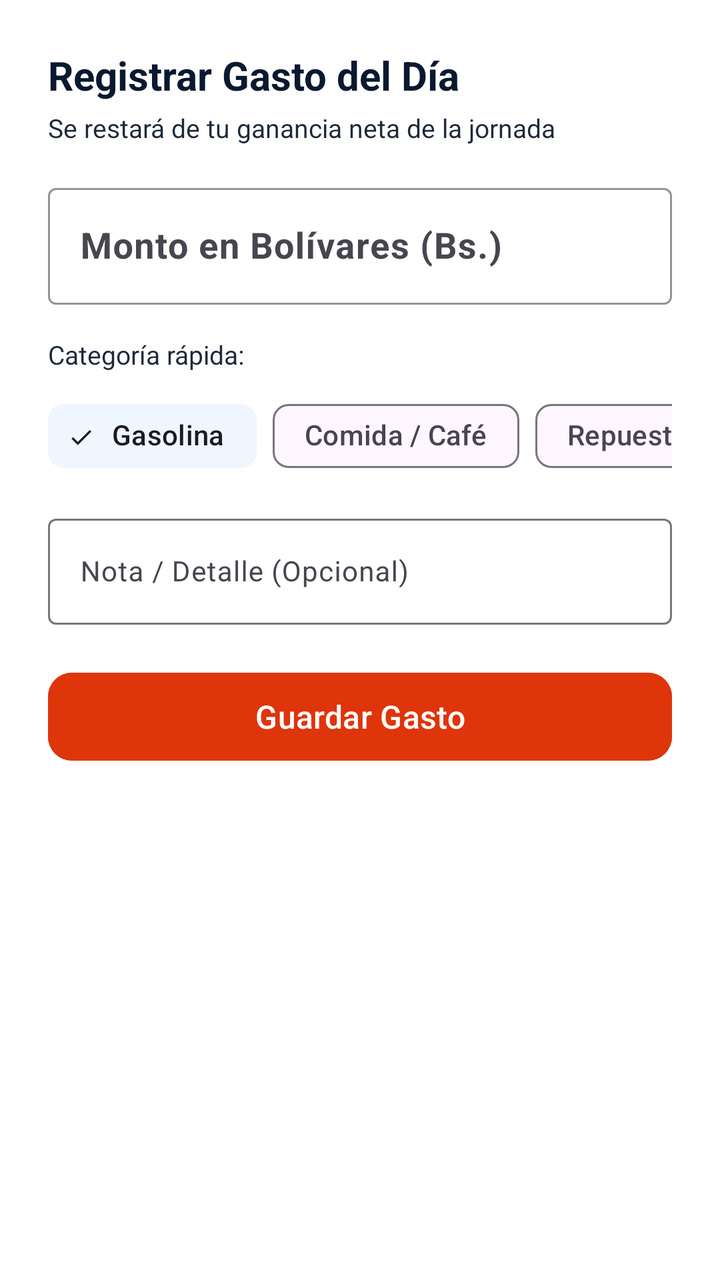
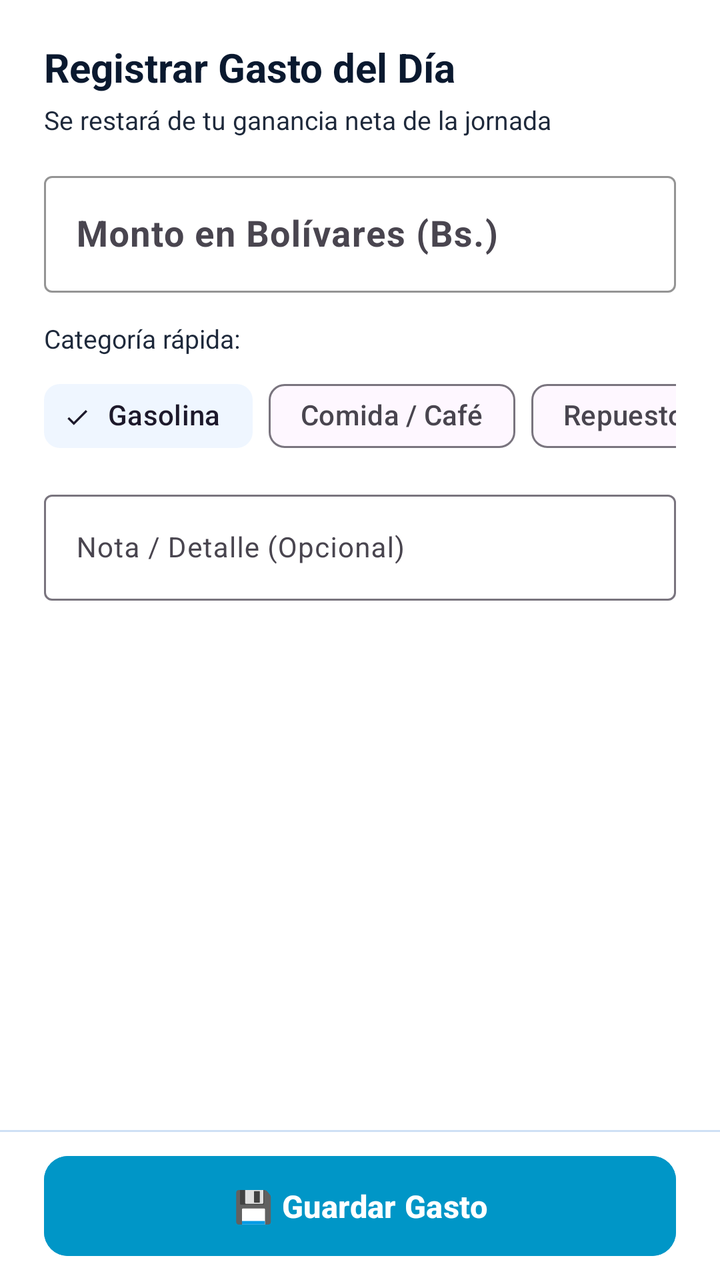

Screens rendered from an Android XML layout before and after an edit, with the pre-edit source and the edit as a unified diff.
<!-- AndroidManifest.xml: application theme Theme.Zeasy -->
<!-- res/layout/dialog_add_expense.xml -->
<?xml version="1.0" encoding="utf-8"?>
<LinearLayout xmlns:android="http://schemas.android.com/apk/res/android"
    xmlns:app="http://schemas.android.com/apk/res-auto"
    android:layout_width="match_parent"
    android:layout_height="wrap_content"
    android:orientation="vertical"
    android:padding="24dp"
    android:background="@color/surface">

    <TextView
        android:layout_width="wrap_content"
        android:layout_height="wrap_content"
        android:text="Registrar Gasto del Día"
        android:textStyle="bold"
        android:textColor="@color/text_primary"
        android:textSize="20sp" />

    <TextView
        android:layout_width="wrap_content"
        android:layout_height="wrap_content"
        android:layout_marginTop="4dp"
        android:text="Se restará de tu ganancia neta de la jornada"
        android:textColor="@color/text_secondary"
        android:textSize="13sp" />

    <com.google.android.material.textfield.TextInputLayout
        android:id="@+id/tilExpenseAmount"
        android:layout_width="match_parent"
        android:layout_height="wrap_content"
        android:layout_marginTop="16dp"
        android:hint="Monto en Bolívares (Bs.)"
        app:boxStrokeColor="@color/expense_red"
        app:hintTextColor="@color/expense_red">

        <com.google.android.material.textfield.TextInputEditText
            android:id="@+id/etExpenseAmount"
            android:layout_width="match_parent"
            android:layout_height="wrap_content"
            android:inputType="numberDecimal"
            android:textSize="18sp"
            android:textStyle="bold" />
    </com.google.android.material.textfield.TextInputLayout>

    <TextView
        android:layout_width="wrap_content"
        android:layout_height="wrap_content"
        android:layout_marginTop="16dp"
        android:text="Categoría rápida:"
        android:textColor="@color/text_secondary"
        android:textSize="13sp" />

    <HorizontalScrollView
        android:layout_width="match_parent"
        android:layout_height="wrap_content"
        android:layout_marginTop="8dp"
        android:scrollbars="none">

        <com.google.android.material.chip.ChipGroup
            android:id="@+id/chipGroupCategory"
            android:layout_width="wrap_content"
            android:layout_height="wrap_content"
            app:singleSelection="true">

            <com.google.android.material.chip.Chip
                android:id="@+id/chipGasolina"
                android:layout_width="wrap_content"
                android:layout_height="wrap_content"
                android:text="Gasolina"
                android:checked="true"
                style="@style/Widget.Material3.Chip.Filter" />

            <com.google.android.material.chip.Chip
                android:id="@+id/chipAlmuerzo"
                android:layout_width="wrap_content"
                android:layout_height="wrap_content"
                android:text="Comida / Café"
                style="@style/Widget.Material3.Chip.Filter" />

            <com.google.android.material.chip.Chip
                android:id="@+id/chipRepuesto"
                android:layout_width="wrap_content"
                android:layout_height="wrap_content"
                android:text="Repuesto / Taller"
                style="@style/Widget.Material3.Chip.Filter" />

            <com.google.android.material.chip.Chip
                android:id="@+id/chipOtro"
                android:layout_width="wrap_content"
                android:layout_height="wrap_content"
                android:text="Otro"
                style="@style/Widget.Material3.Chip.Filter" />
        </com.google.android.material.chip.ChipGroup>
    </HorizontalScrollView>

    <com.google.android.material.textfield.TextInputLayout
        android:layout_width="match_parent"
        android:layout_height="wrap_content"
        android:layout_marginTop="12dp"
        android:hint="Nota / Detalle (Opcional)">

        <com.google.android.material.textfield.TextInputEditText
            android:id="@+id/etExpenseNote"
            android:layout_width="match_parent"
            android:layout_height="wrap_content"
            android:textSize="14sp" />
    </com.google.android.material.textfield.TextInputLayout>

    <com.google.android.material.button.MaterialButton
        android:id="@+id/btnSaveExpense"
        android:layout_width="match_parent"
        android:layout_height="52dp"
        android:layout_marginTop="20dp"
        android:text="Guardar Gasto"
        android:textSize="16sp"
        app:cornerRadius="12dp"
        android:backgroundTint="@color/expense_red"
        android:textColor="@color/white" />

</LinearLayout>
<!-- resources referenced by this layout -->
<resources>
  <color name="expense_red">#DE350B</color>
  <color name="surface">#FFFFFF</color>
  <color name="text_primary">#0A192F</color>
  <color name="text_secondary">#1E293B</color>
  <color name="white">#FFFFFF</color>
  <style name="Theme.Zeasy" parent="Theme.Material3.DayNight.NoActionBar">
          
          <item name="colorPrimary">@color/accent_green</item>
          <item name="colorPrimaryContainer">@color/accent_green_bg</item>
          <item name="colorOnPrimary">@color/white</item>
          <item name="colorSecondary">@color/accent_blue</item>
          <item name="colorSecondaryContainer">@color/accent_blue_bg</item>
  
          
          <item name="android:colorBackground">@color/background</item>
  
          
          <item name="android:textColor">@color/text_primary</item>
  
          
          <item name="bottomNavigationStyle">@style/Widget.Zeasy.BottomNavigationView</item>
      </style>
  <color name="accent_green">#00875A</color>
  <color name="accent_green_bg">#E3FCEF</color>
  <color name="accent_blue">#0052FF</color>
  <color name="accent_blue_bg">#EFF6FF</color>
  <color name="background">#F4F8FC</color>
  <style name="Widget.Zeasy.BottomNavigationView" parent="Widget.Material3.BottomNavigationView">
          <item name="itemRippleColor">@color/accent_green_bg</item>
          <item name="android:background">@color/surface</item>
          <item name="itemIconTint">@color/nav_selector</item>
          <item name="itemTextColor">@color/nav_selector</item>
      </style>
</resources>

<!-- the commit's change to res/layout/dialog_add_expense.xml (unified diff, before → after) -->
@@ -4,116 +4,153 @@
     android:layout_width="match_parent"
     android:layout_height="wrap_content"
     android:orientation="vertical"
-    android:padding="24dp"
     android:background="@color/surface">
 
-    <TextView
-        android:layout_width="wrap_content"
-        android:layout_height="wrap_content"
-        android:text="Registrar Gasto del Día"
-        android:textStyle="bold"
-        android:textColor="@color/text_primary"
-        android:textSize="20sp" />
+    <androidx.core.widget.NestedScrollView
+        android:layout_width="match_parent"
+        android:layout_height="0dp"
+        android:layout_weight="1"
+        android:fillViewport="true">
 
-    <TextView
-        android:layout_width="wrap_content"
-        android:layout_height="wrap_content"
-        android:layout_marginTop="4dp"
-        android:text="Se restará de tu ganancia neta de la jornada"
-        android:textColor="@color/text_secondary"
-        android:textSize="13sp" />
+        <LinearLayout
+            android:layout_width="match_parent"
+            android:layout_height="wrap_content"
+            android:orientation="vertical"
+            android:paddingHorizontal="22dp"
+            android:paddingTop="20dp"
+            android:paddingBottom="12dp">
 
-    <com.google.android.material.textfield.TextInputLayout
-        android:id="@+id/tilExpenseAmount"
+            <TextView
+                android:layout_width="wrap_content"
+                android:layout_height="wrap_content"
+                android:text="Registrar Gasto del Día"
+                android:textStyle="bold"
+                android:textColor="@color/text_primary"
+                android:textSize="20sp" />
+
+            <TextView
+                android:layout_width="wrap_content"
+                android:layout_height="wrap_content"
+                android:layout_marginTop="4dp"
+                android:text="Se restará de tu ganancia neta de la jornada"
+                android:textColor="@color/text_secondary"
+                android:textSize="13sp" />
+
+            <com.google.android.material.textfield.TextInputLayout
+                android:id="@+id/tilExpenseAmount"
+                android:layout_width="match_parent"
+                android:layout_height="wrap_content"
+                android:layout_marginTop="14dp"
+                android:hint="Monto en Bolívares (Bs.)"
+                app:boxStrokeColor="@color/expense_red"
+                app:hintTextColor="@color/expense_red">
+
+                <com.google.android.material.textfield.TextInputEditText
+                    android:id="@+id/etExpenseAmount"
+                    android:layout_width="match_parent"
+                    android:layout_height="wrap_content"
+                    android:inputType="numberDecimal"
+                    android:imeOptions="actionNext"
+                    android:textSize="18sp"
+                    android:textStyle="bold" />
+            </com.google.android.material.textfield.TextInputLayout>
+
+            <TextView
+                android:layout_width="wrap_content"
+                android:layout_height="wrap_content"
+                android:layout_marginTop="14dp"
+                android:text="Categoría rápida:"
+                android:textColor="@color/text_secondary"
+                android:textSize="13sp" />
+
+            <HorizontalScrollView
+                android:layout_width="match_parent"
+                android:layout_height="wrap_content"
+                android:layout_marginTop="6dp"
+                android:scrollbars="none">
+
+                <com.google.android.material.chip.ChipGroup
+                    android:id="@+id/chipGroupCategory"
+                    android:layout_width="wrap_content"
+                    android:layout_height="wrap_content"
+                    app:singleSelection="true">
+
+                    <com.google.android.material.chip.Chip
+                        android:id="@+id/chipGasolina"
+                        android:layout_width="wrap_content"
+                        android:layout_height="wrap_content"
+                        android:text="Gasolina"
+                        android:checked="true"
+                        style="@style/Widget.Material3.Chip.Filter" />
+
+                    <com.google.android.material.chip.Chip
+                        android:id="@+id/chipAlmuerzo"
+                        android:layout_width="wrap_content"
+                        android:layout_height="wrap_content"
+                        android:text="Comida / Café"
+                        style="@style/Widget.Material3.Chip.Filter" />
+
+                    <com.google.android.material.chip.Chip
+                        android:id="@+id/chipRepuesto"
+                        android:layout_width="wrap_content"
+                        android:layout_height="wrap_content"
+                        android:text="Repuesto / Taller"
+                        style="@style/Widget.Material3.Chip.Filter" />
+
+                    <com.google.android.material.chip.Chip
+                        android:id="@+id/chipOtro"
+                        android:layout_width="wrap_content"
+                        android:layout_height="wrap_content"
+                        android:text="Otro"
+                        style="@style/Widget.Material3.Chip.Filter" />
+                </com.google.android.material.chip.ChipGroup>
+            </HorizontalScrollView>
+
+            <com.google.android.material.textfield.TextInputLayout
+                android:layout_width="match_parent"
+                android:layout_height="wrap_content"
+                android:layout_marginTop="10dp"
+                android:hint="Nota / Detalle (Opcional)">
+
+                <com.google.android.material.textfield.TextInputEditText
+                    android:id="@+id/etExpenseNote"
+                    android:layout_width="match_parent"
+                    android:layout_height="wrap_content"
+                    android:imeOptions="actionDone"
+                    android:textSize="14sp" />
+            </com.google.android.material.textfield.TextInputLayout>
+        </LinearLayout>
+    </androidx.core.widget.NestedScrollView>
+
+    <View
+        android:layout_width="match_parent"
+        android:layout_height="1dp"
+        android:background="@color/border" />
+
+    
+    <LinearLayout
         android:layout_width="match_parent"
         android:layout_height="wrap_content"
-        android:layout_marginTop="16dp"
-        android:hint="Monto en Bolívares (Bs.)"
-        app:boxStrokeColor="@color/expense_red"
-        app:hintTextColor="@color/expense_red">
+        android:orientation="horizontal"
+        android:paddingHorizontal="22dp"
+        android:paddingVertical="12dp"
+        android:background="@color/surface">
 
-        <com.google.android.material.textfield.TextInputEditText
-            android:id="@+id/etExpenseAmount"
+        <com.google.android.material.button.MaterialButton
+            android:id="@+id/btnSaveExpense"
             android:layout_width="match_parent"
-            android:layout_height="wrap_content"
-            android:inputType="numberDecimal"
-            android:textSize="18sp"
-            android:textStyle="bold" />
-    </com.google.android.material.textfield.TextInputLayout>
-
-    <TextView
-        android:layout_width="wrap_content"
-        android:layout_height="wrap_content"
-        android:layout_marginTop="16dp"
-        android:text="Categoría rápida:"
-        android:textColor="@color/text_secondary"
-        android:textSize="13sp" />
-
-    <HorizontalScrollView
-        android:layout_width="match_parent"
-        android:layout_height="wrap_content"
-        android:layout_marginTop="8dp"
-        android:scrollbars="none">
-
-        <com.google.android.material.chip.ChipGroup
-            android:id="@+id/chipGroupCategory"
-            android:layout_width="wrap_content"
-            android:layout_height="wrap_content"
-            app:singleSelection="true">
-
-            <com.google.android.material.chip.Chip
-                android:id="@+id/chipGasolina"
-                android:layout_width="wrap_content"
-                android:layout_height="wrap_content"
-                android:text="Gasolina"
-                android:checked="true"
-                style="@style/Widget.Material3.Chip.Filter" />
-
-            <com.google.android.material.chip.Chip
-                android:id="@+id/chipAlmuerzo"
-                android:layout_width="wrap_content"
-                android:layout_height="wrap_content"
-                android:text="Comida / Café"
-                style="@style/Widget.Material3.Chip.Filter" />
-
-            <com.google.android.material.chip.Chip
-                android:id="@+id/chipRepuesto"
-                android:layout_width="wrap_content"
-                android:layout_height="wrap_content"
-                android:text="Repuesto / Taller"
-                style="@style/Widget.Material3.Chip.Filter" />
-
-            <com.google.android.material.chip.Chip
-                android:id="@+id/chipOtro"
-                android:layout_width="wrap_content"
-                android:layout_height="wrap_content"
-                android:text="Otro"
-                style="@style/Widget.Material3.Chip.Filter" />
-        </com.google.android.material.chip.ChipGroup>
-    </HorizontalScrollView>
-
-    <com.google.android.material.textfield.TextInputLayout
-        android:layout_width="match_parent"
-        android:layout_height="wrap_content"
-        android:layout_marginTop="12dp"
-        android:hint="Nota / Detalle (Opcional)">
-
-        <com.google.android.material.textfield.TextInputEditText
-            android:id="@+id/etExpenseNote"
-            android:layout_width="match_parent"
-            android:layout_height="wrap_content"
-            android:textSize="14sp" />
-    </com.google.android.material.textfield.TextInputLayout>
-
-    <com.google.android.material.button.MaterialButton
-        android:id="@+id/btnSaveExpense"
-        android:layout_width="match_parent"
-        android:layout_height="52dp"
-        android:layout_marginTop="20dp"
-        android:text="Guardar Gasto"
-        android:textSize="16sp"
-        app:cornerRadius="12dp"
-        android:backgroundTint="@color/expense_red"
-        android:textColor="@color/white" />
+            android:layout_height="50dp"
+            android:text="💾 Guardar Gasto"
+            android:textSize="15.5sp"
+            android:textStyle="bold"
+            android:singleLine="true"
+            android:maxLines="1"
+            android:ellipsize="end"
+            android:insetTop="0dp"
+            android:insetBottom="0dp"
+            app:cornerRadius="12dp"
+            android:backgroundTint="@color/accent_cyan"
+            android:textColor="@color/white" />
+    </LinearLayout>
 
 </LinearLayout>
<!-- resource entries referenced after the edit -->
@@ -1,5 +1,7 @@
 <!-- resources referenced by this layout -->
 <resources>
+  <color name="accent_cyan">#0096C7</color>
+  <color name="border">#CFE0F5</color>
   <color name="expense_red">#DE350B</color>
   <color name="surface">#FFFFFF</color>
   <color name="text_primary">#0A192F</color>
